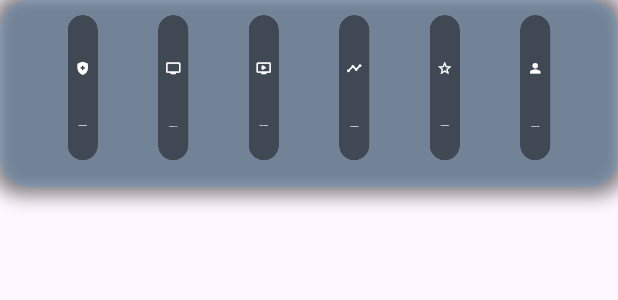
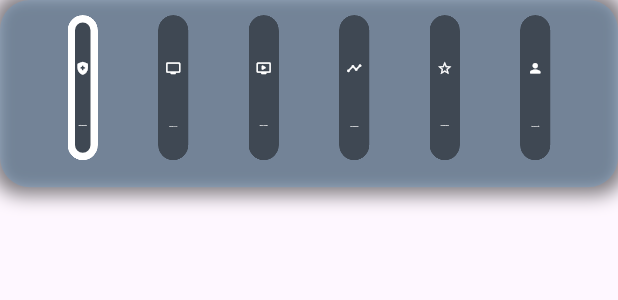
Before and after one commit to ngis-code/pocMYTV, a Flutter app: the HomeBottomTiles widget shown alone on an empty page, opened directly, on a phone screen of 412 x 824 dp. Shown: the top 300 px of the screen. Run offline on Flutter 3.47's test engine with Material 3 defaults, Android fonts, the phone set to English and light mode, and no system bars; drawn by our look-alikes of flutter_animate; our stand-ins replace audioplayers, flutter_rating_bar, google_fonts, timelines, video_player; network calls fail.

Commit message:
Fixed bottom tiles being open on load

```diff
--- a/lib/screens/home/home_bottom_tile.dart
+++ b/lib/screens/home/home_bottom_tile.dart
@@ -10,6 +10,7 @@ class HomeBottomTile extends StatefulWidget {
   final Color color;
   final void Function(bool hasFocus, double height)? onFocusChange;
   final Widget page;
+  final bool requestFocus;
   const HomeBottomTile({
     super.key,
     required this.title,
@@ -18,6 +19,7 @@ class HomeBottomTile extends StatefulWidget {
     this.onFocusChange,
     this.color = Colors.black45,
     required this.page,
+    this.requestFocus = false,
   });
 
   @override
@@ -40,6 +42,7 @@ class _HomeBottomTileState extends State<HomeBottomTile> {
               horizontal: 20,
             ),
             child: FocusWidget(
+              hasFocus: widget.requestFocus,
               onTap: () {
                 Navigator.push(
                   context,
--- a/lib/screens/home/home_bottom_tiles.dart
+++ b/lib/screens/home/home_bottom_tiles.dart
@@ -9,12 +9,24 @@ import 'package:pocmytv/screens/time_line/cruise_schedule_screen.dart';
 import 'package:pocmytv/screens/video_on_demand/genre_choose_screen.dart';
 import 'package:pocmytv/widgets/drawer.dart';
 
-// ignore: must_be_immutable
-class HomeBottomTiles extends StatelessWidget {
-  HomeBottomTiles({super.key});
+class HomeBottomTiles extends StatefulWidget {
+  const HomeBottomTiles({super.key});
 
+  @override
+  State<HomeBottomTiles> createState() => _HomeBottomTilesState();
+}
+
+class _HomeBottomTilesState extends State<HomeBottomTiles> {
   int count = 0;
   double height = 0;
+
+  @override
+  void initState() {
+    super.initState();
+    WidgetsBinding.instance.addPostFrameCallback((timeStamp) {
+      TVDrawer.drawerHidden.value = true;
+    });
+  }
 
   @override
   Widget build(BuildContext context) {
@@ -46,6 +58,7 @@ class HomeBottomTiles extends StatelessWidget {
           children: [
             HomeBottomTile(
               color: color,
+              requestFocus: true,
               onFocusChange: onFocusChange,
               description: "Check the safety information",
               title: "Safety Information",
@@ -97,7 +110,7 @@ class HomeBottomTiles extends StatelessWidget {
       ).animate(target: TVDrawer.drawerHidden.value ? 1 : 0).moveY(
             curve: Curves.easeInOut,
             begin: 0,
-            end: height,
+            end: height + 20,
             duration: const Duration(milliseconds: 500),
           ),
     );
--- a/lib/screens/home/home_page.dart
+++ b/lib/screens/home/home_page.dart
@@ -97,7 +97,6 @@ class _HomePageState extends State<HomePage> {
                         children: [
                           FocusWidget(
                             focusGroup: 'mailButton',
-                            hasFocus: true,
                             onTap: () {
                               showGeneralDialog(
                                 context: context,
```
Also changed, not shown: lib/screens/notification/notification_screen.dart (+8 -5 lines).
